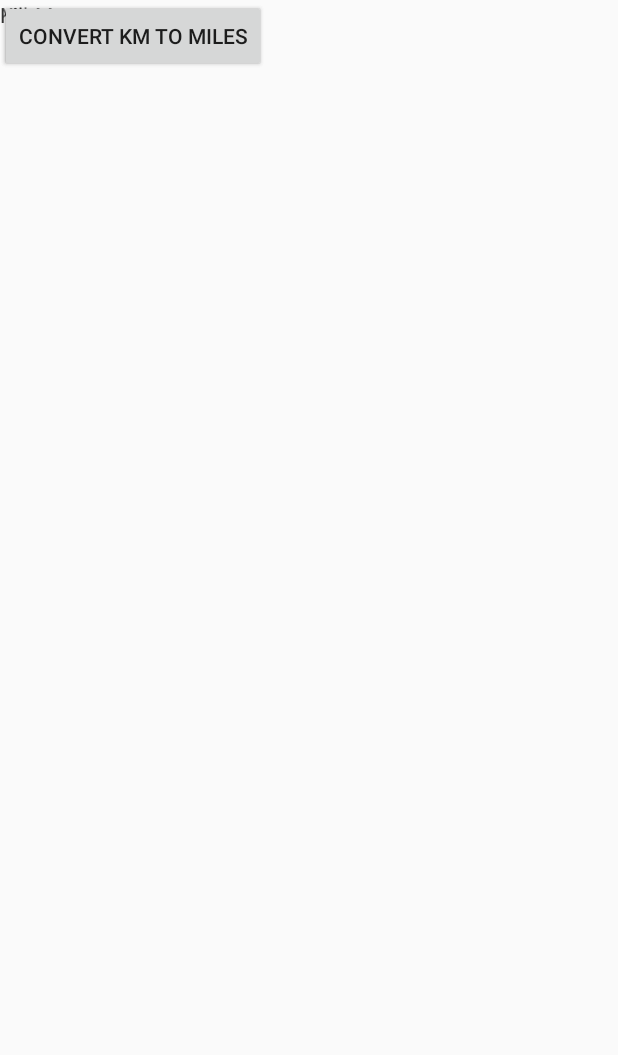
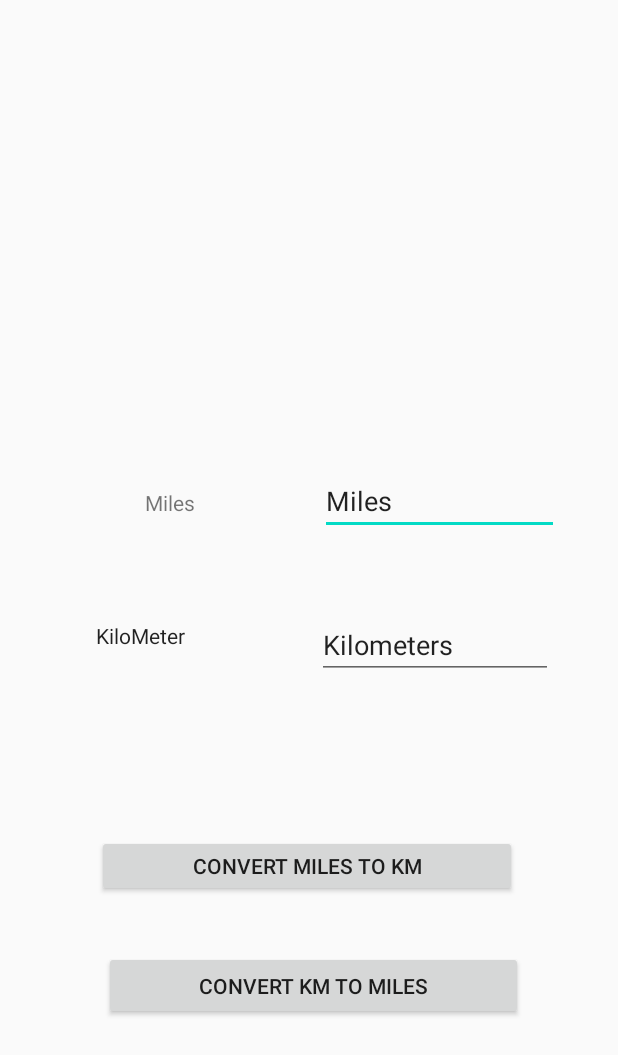
Before and after one commit to AtulYadav01/MilesToKM, an Android app: the layout activity_main.xml on its own in the app's theme, with its tools: preview values and no code run, on a phone screen of 412 x 824 dp. Shown: the top 1055 px of the screen. Run offline under Robolectric (Android 15) with nearby library versions, the phone set to English and light mode, and no system bars.

Commit message:
Various Bug Fixes Aligned the UI Fix the Miles button

```diff
--- a/app/src/main/java/com/example/milestokm/MainActivity.java
+++ b/app/src/main/java/com/example/milestokm/MainActivity.java
@@ -11,32 +11,33 @@ import java.text.DecimalFormat;
 
 import android.os.Bundle;
 
+import static com.example.milestokm.R.*;
+
 public class MainActivity extends AppCompatActivity {
 
     @Override
     protected void onCreate(Bundle savedInstanceState) {
         super.onCreate(savedInstanceState);
-        setContentView(R.layout.activity_main);
-        Button buttonConvMilesToKm = ((Button) findViewById((R.id.buttonConvMilesToKm)));
+        setContentView(layout.activity_main);
+
+        Button buttonConvMilesToKm = ((Button) findViewById((id.buttonConvMilesToKm)));
         buttonConvMilesToKm.setOnClickListener(new View.OnClickListener() {
             @Override
             public void onClick(View v) {
-                @SuppressLint("WrongViewCast") EditText textBoxMiles = findViewById(R.id.buttonConvMilesToKm);
-                EditText textBoxKm = findViewById(R.id.editTextKm);
+                EditText textBoxMiles = findViewById(id.editTextmiles);
                 double vMiles = Double.parseDouble(textBoxMiles.getText().toString());
                 double vKm = vMiles/ 0.62137;
                 DecimalFormat formatVal = new DecimalFormat("##.##");
-                textBoxKm.setText(formatVal.format(vKm));
+                textBoxMiles.setText(formatVal.format(vKm));
 
 
             }
         });
-        Button buttonConvKmToMiles = ((Button) findViewById((R.id.buttonConvKmToMiles)));
+        Button buttonConvKmToMiles = ((Button) findViewById((id.buttonConvKmToMiles)));
         buttonConvKmToMiles.setOnClickListener(new View.OnClickListener() {
             @Override
             public void onClick(View v) {
-                @SuppressLint("WrongViewCast") EditText textBoxMiles = findViewById(R.id.buttonConvMilesToKm);
-                EditText textBoxKm = findViewById(R.id.editTextKm);
+                EditText textBoxKm = findViewById(id.editTextKm);
                 double vKm = Double.parseDouble(textBoxKm.getText().toString());
                 double vMiles = vKm * 0.62137;
                 DecimalFormat formatVal = new DecimalFormat("##.##");
--- a/app/src/main/res/layout/activity_main.xml
+++ b/app/src/main/res/layout/activity_main.xml
@@ -8,57 +8,85 @@
 
     <TextView
         android:id="@+id/textView"
-        android:layout_width="wrap_content"
-        android:layout_height="wrap_content"
+        android:layout_width="99dp"
+        android:layout_height="37dp"
+        android:layout_marginStart="64dp"
+        android:layout_marginLeft="64dp"
+        android:layout_marginTop="325dp"
         android:gravity="center_horizontal"
         android:text="@string/Miles"
-        tools:layout_editor_absoluteX="64dp"
-        tools:layout_editor_absoluteY="227dp" />
+        app:layout_constraintStart_toStartOf="parent"
+        app:layout_constraintTop_toTopOf="parent" />
 
     <EditText
         android:id="@+id/editTextmiles"
-        android:layout_width="wrap_content"
-        android:layout_height="wrap_content"
+        android:layout_width="159dp"
+        android:layout_height="40dp"
+        android:layout_marginBottom="200dp"
         android:width="100dp"
+
+        android:autofillHints="Miles"
         android:ems="10"
         android:inputType="textPersonName"
-        android:text="Miles"
-        tools:layout_editor_absoluteX="228dp"
-        tools:layout_editor_absoluteY="201dp"
+        android:text="@string/miles"
+        app:layout_constraintBottom_toTopOf="@+id/buttonConvMilesToKm"
+        app:layout_constraintEnd_toEndOf="parent"
+        app:layout_constraintHorizontal_bias="0.559"
+        app:layout_constraintStart_toEndOf="@+id/textView"
         tools:ignore="MissingConstraints" />
 
     <TextView
         android:id="@+id/textView2"
-        android:layout_width="wrap_content"
-        android:layout_height="wrap_content"
-        android:text="KiloMeter"
-        tools:layout_editor_absoluteX="37dp"
-        tools:layout_editor_absoluteY="335dp" />
+        android:layout_width="95dp"
+        android:layout_height="44dp"
+        android:layout_marginStart="64dp"
+        android:layout_marginLeft="64dp"
+        android:layout_marginBottom="140dp"
+        android:text="@string/kilometer"
+        android:textAppearance="@style/TextAppearance.AppCompat.Body1"
+        app:layout_constraintBottom_toBottomOf="@+id/buttonConvMilesToKm"
+        app:layout_constraintStart_toStartOf="parent" />
 
     <EditText
         android:id="@+id/editTextKm"
-        android:layout_width="wrap_content"
-        android:layout_height="wrap_content"
+        android:layout_width="157dp"
+        android:layout_height="40dp"
+        android:layout_marginStart="52dp"
+        android:layout_marginLeft="52dp"
+        android:layout_marginBottom="104dp"
         android:width="100dp"
+        android:autofillHints="Kilometers"
         android:ems="10"
         android:inputType="textPersonName"
-        android:text="Kilometers"
-        tools:layout_editor_absoluteX="228dp"
-        tools:layout_editor_absoluteY="309dp" />
+        android:text="@string/kilometers"
+        app:layout_constraintBottom_toTopOf="@+id/buttonConvMilesToKm"
+        app:layout_constraintStart_toEndOf="@+id/textView2" />
 
     <Button
         android:id="@+id/buttonConvMilesToKm"
-        android:layout_width="wrap_content"
-        android:layout_height="wrap_content"
-        android:text="Convert Miles To Km"
-        tools:layout_editor_absoluteX="114dp"
-        tools:layout_editor_absoluteY="448dp" />
+        android:layout_width="280dp"
+        android:layout_height="41dp"
+        android:layout_marginStart="64dp"
+        android:layout_marginLeft="64dp"
+        android:layout_marginEnd="67dp"
+        android:layout_marginRight="67dp"
+        android:layout_marginBottom="36dp"
+        android:text="@string/convert_miles_to_km"
+        app:layout_constraintBottom_toTopOf="@+id/buttonConvKmToMiles"
+        app:layout_constraintEnd_toEndOf="parent"
+        app:layout_constraintStart_toStartOf="parent" />
 
     <Button
         android:id="@+id/buttonConvKmToMiles"
-        android:layout_width="wrap_content"
-        android:layout_height="wrap_content"
-        android:text="Convert Km To Miles"
-        tools:layout_editor_absoluteX="114dp"
-        tools:layout_editor_absoluteY="540dp" />
+        android:layout_width="279dp"
+        android:layout_height="46dp"
+        android:layout_marginStart="69dp"
+        android:layout_marginLeft="69dp"
+        android:layout_marginEnd="64dp"
+        android:layout_marginRight="64dp"
+        android:layout_marginBottom="144dp"
+        android:text="@string/convert_km_to_miles"
+        app:layout_constraintBottom_toBottomOf="parent"
+        app:layout_constraintEnd_toEndOf="parent"
+        app:layout_constraintStart_toStartOf="parent" />
 </androidx.constraintlayout.widget.ConstraintLayout>
--- a/app/src/main/res/values/strings.xml
+++ b/app/src/main/res/values/strings.xml
@@ -1,4 +1,9 @@
 <resources>
     <string name="app_name">MilesToKM</string>
     <string name="Miles">Miles</string>
+    <string name="miles">Miles</string>
+    <string name="kilometer">KiloMeter</string>
+    <string name="convert_miles_to_km">Convert Miles To Km</string>
+    <string name="convert_km_to_miles">Convert Km To Miles</string>
+    <string name="kilometers">Kilometers</string>
 </resources>
```
